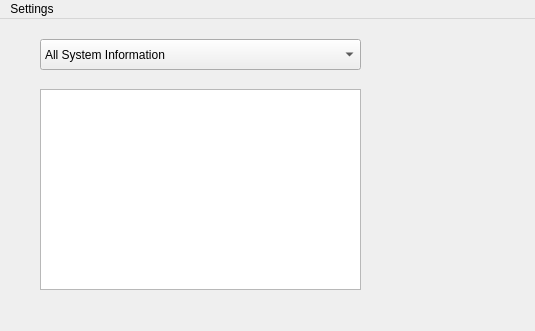
Old version of the form Client/ClientWindow.ui in the repository softlvcpp/Lv-490.
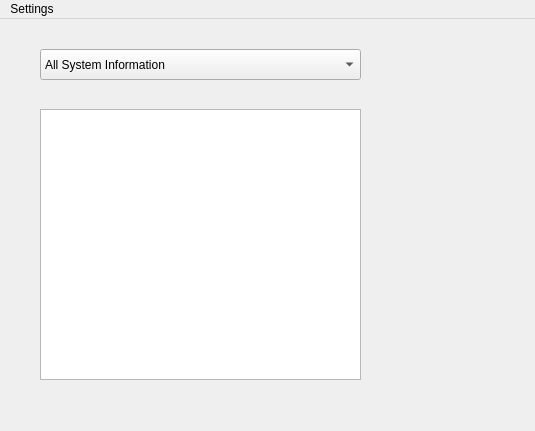
New version of the form. Icons and pictures are not drawn.

Patch:
```diff
--- a/Client/ClientWindow.ui
+++ b/Client/ClientWindow.ui
@@ -7,15 +7,20 @@
     <x>0</x>
     <y>0</y>
     <width>535</width>
-    <height>331</height>
+    <height>431</height>
    </rect>
   </property>
   <property name="maximumSize">
    <size>
     <width>535</width>
-    <height>331</height>
+    <height>431</height>
    </size>
   </property>
+  <property name="font">
+   <font>
+    <pointsize>9</pointsize>
+   </font>
+  </property>
   <property name="windowTitle">
    <string>Client</string>
   </property>
@@ -24,7 +29,7 @@
     <property name="geometry">
      <rect>
       <x>40</x>
-      <y>20</y>
+      <y>30</y>
       <width>321</width>
       <height>31</height>
      </rect>
@@ -64,7 +69,7 @@
     <property name="geometry">
      <rect>
       <x>410</x>
-      <y>20</y>
+      <y>30</y>
       <width>100</width>
       <height>100</height>
      </rect>
@@ -98,11 +103,16 @@
     <property name="geometry">
      <rect>
       <x>40</x>
-      <y>70</y>
+      <y>90</y>
       <width>321</width>
-      <height>201</height>
+      <height>271</height>
      </rect>
     </property>
+    <property name="font">
+     <font>
+      <pointsize>9</pointsize>
+     </font>
+    </property>
     <property name="autoFillBackground">
      <bool>false</bool>
     </property>
@@ -114,9 +124,9 @@
     <property name="geometry">
      <rect>
       <x>40</x>
-      <y>70</y>
+      <y>90</y>
       <width>321</width>
-      <height>201</height>
+      <height>271</height>
      </rect>
     </property>
    </widget>
```
Left out of the diff: 6 changed lines with no effect on the pictures.
